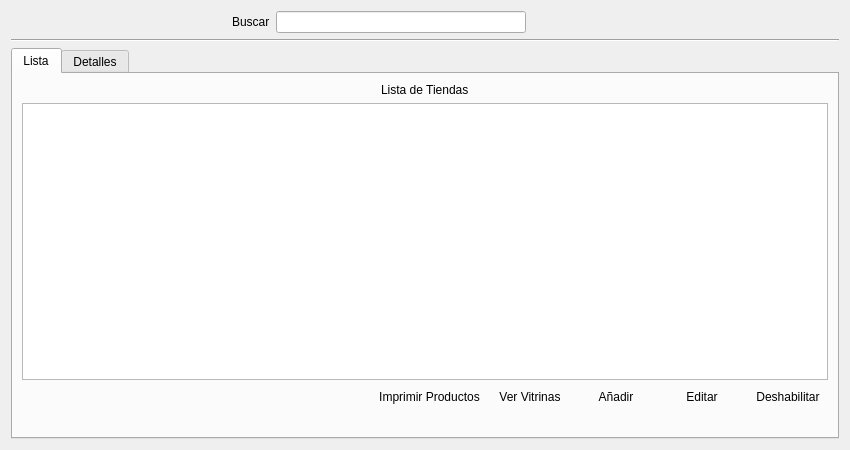
First picture: the form in ui_tienda.ui, repository benArambide/ProyFinal-IS2, before the edit.
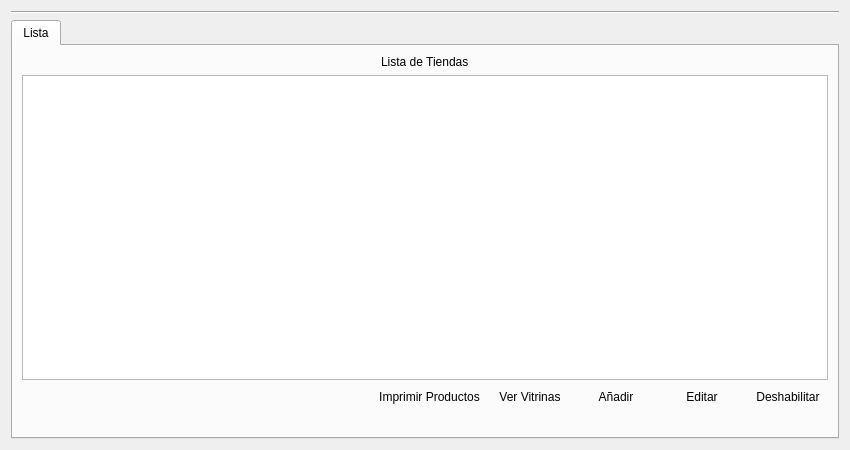
Second picture: the form after the edit. Icons and pictures are not drawn.

```diff
--- a/ui_tienda.ui
+++ b/ui_tienda.ui
@@ -19,85 +19,7 @@
      <item row="0" column="0">
       <layout class="QGridLayout" name="gridLayout_11">
        <item row="0" column="0">
-        <spacer name="horizontalSpacer_5">
-         <property name="orientation">
-          <enum>Qt::Horizontal</enum>
-         </property>
-         <property name="sizeHint" stdset="0">
-          <size>
-           <width>40</width>
-           <height>20</height>
-          </size>
-         </property>
-        </spacer>
-       </item>
-       <item row="0" column="1">
-        <layout class="QGridLayout" name="gridLayout_10">
-         <item row="0" column="0">
-          <widget class="QLabel" name="label_3">
-           <property name="text">
-            <string>Buscar</string>
-           </property>
-          </widget>
-         </item>
-         <item row="0" column="1">
-          <widget class="QLineEdit" name="lineEdit">
-           <property name="minimumSize">
-            <size>
-             <width>250</width>
-             <height>0</height>
-            </size>
-           </property>
-           <property name="maximumSize">
-            <size>
-             <width>250</width>
-             <height>16777215</height>
-            </size>
-           </property>
-          </widget>
-         </item>
-         <item row="0" column="2">
-          <widget class="QPushButton" name="pushButton_5">
-           <property name="text">
-            <string/>
-           </property>
-           <property name="icon">
-            <iconset resource="Icons/Icons.qrc">
-             <normaloff>:/Icons/1349716430_zoom.png</normaloff>:/Icons/1349716430_zoom.png</iconset>
-           </property>
-           <property name="flat">
-            <bool>true</bool>
-           </property>
-          </widget>
-         </item>
-         <item row="0" column="3">
-          <widget class="QPushButton" name="pushButton_6">
-           <property name="text">
-            <string/>
-           </property>
-           <property name="icon">
-            <iconset resource="Icons/Icons.qrc">
-             <normaloff>:/Icons/1349716435_cog.png</normaloff>:/Icons/1349716435_cog.png</iconset>
-           </property>
-           <property name="flat">
-            <bool>true</bool>
-           </property>
-          </widget>
-         </item>
-        </layout>
-       </item>
-       <item row="0" column="2">
-        <spacer name="horizontalSpacer_6">
-         <property name="orientation">
-          <enum>Qt::Horizontal</enum>
-         </property>
-         <property name="sizeHint" stdset="0">
-          <size>
-           <width>40</width>
-           <height>20</height>
-          </size>
-         </property>
-        </spacer>
+        <layout class="QGridLayout" name="gridLayout_10"/>
        </item>
       </layout>
      </item>
@@ -258,11 +180,6 @@
          </item>
         </layout>
        </widget>
-       <widget class="QWidget" name="details">
-        <attribute name="title">
-         <string>Detalles</string>
-        </attribute>
-       </widget>
       </widget>
      </item>
     </layout>
```
Left out of the diff: 4 changed lines with no effect on the pictures.
